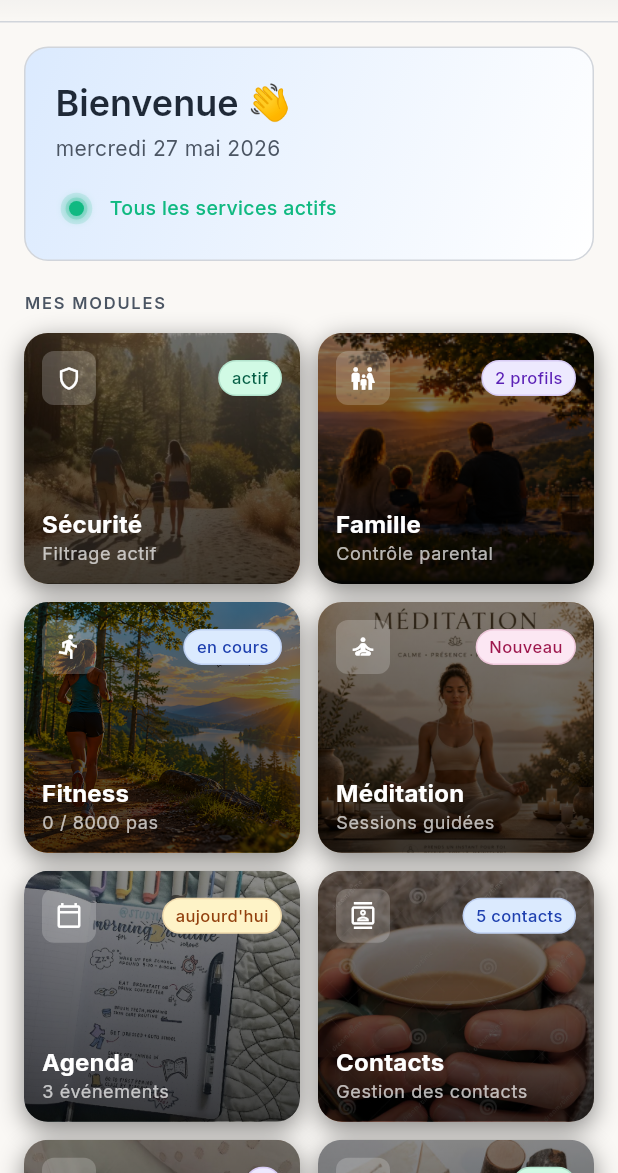
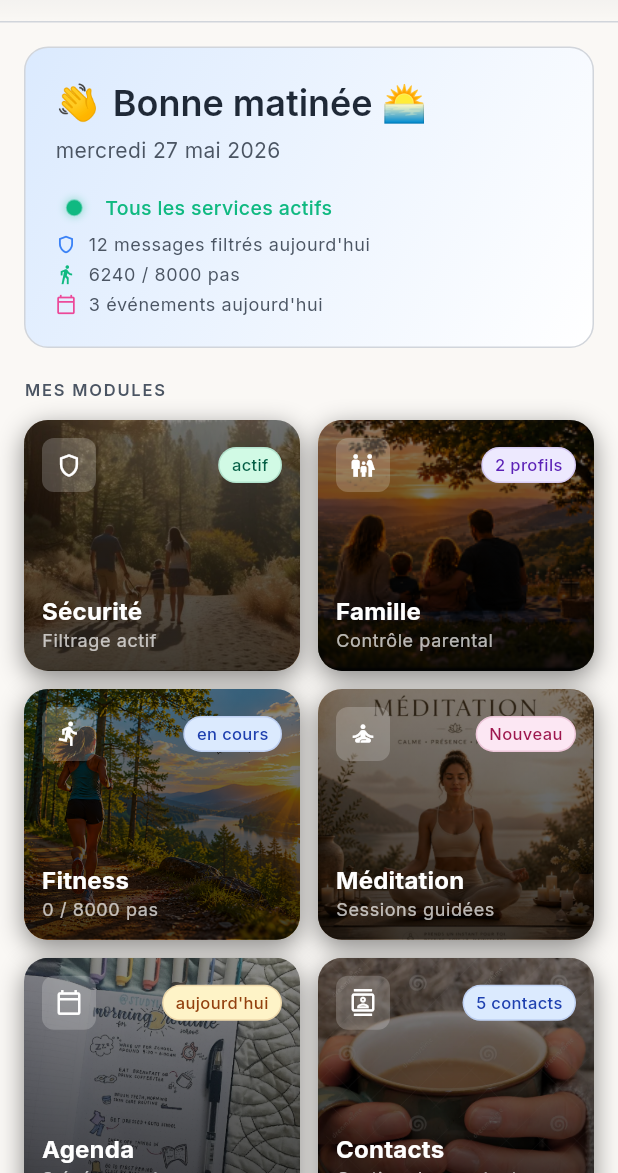
Before and after one commit to Beros0408/harmony, a Flutter app: the screen it shows after launch, after a tap on an icon or button, on a phone screen of 412 x 824 dp, the part 63-1236 px from its top. Run offline on Flutter 3.47's test engine with Material 3 defaults, Android fonts, the phone set to English and light mode, and no system bars; our stand-ins replace dio, equatable, fl_chart, flutter_bloc, flutter_contacts, flutter_local_notifications and 16 more; missing offline and left inert: googleapis, purchases_flutter; accounts and stored records are empty; generated files the repository leaves out were written again; network calls fail.

Commit message:
feat(dashboard): Welcome card dynamique + PulsingDot + WigglingEmoji (v2.2.5)
- _WelcomeBanner : salutation contextuelle 4 plages horaires (i18n x5)
- PulsingDot : animation respiration 4s, remplace HarmonyStatusDot
- WigglingEmoji : salut one-shot (addPostFrameCallback, zéro timer pending)
- 3 mini-stats mockées (filtrés / pas / événements) avec clés i18n paramétrées
- AdBanner : Theme.of(context) → defaultTargetPlatform (fix initState crash)
- HarmonyAppBar : canPop() → GoRouter.maybeOf() (safe hors routeur en tests)
- AuthBloc tests : MockTokenStorage injecté (élimine FlutterSecureStorage en test)
- MockFitnessRepository : requestActivityPermission() respecte permissionGranted
- navigation_test + navigation_back_test : _scrollTo avant tap (banner plus haute)
- messages_filter_screen_test : GlobalCupertinoLocalizations.delegate ajouté
320 tests verts, 80 issues analyze

Co-Authored-By: Claude Sonnet 4.6 <noreply@anthropic.com>

```diff
--- a/mobile/lib/features/dashboard/presentation/screens/dashboard_screen.dart
+++ b/mobile/lib/features/dashboard/presentation/screens/dashboard_screen.dart
@@ -8,7 +8,8 @@ import '../../../../core/router/route_names.dart';
 import '../../../../shared/widgets/harmony_app_bar.dart';
 import '../../../../shared/widgets/harmony_badge.dart';
 import '../../../../shared/widgets/harmony_card.dart';
-import '../../../../shared/widgets/harmony_status_dot.dart';
+import '../../../../shared/widgets/pulsing_dot.dart';
+import '../../../../shared/widgets/wiggling_emoji.dart';
 
 // Chemins des images Unsplash placées dans assets/images/
 class _Images {
@@ -169,6 +170,15 @@ class _WelcomeBanner extends StatelessWidget {
   const _WelcomeBanner({required this.date});
   final String date;
 
+  // Salutation contextuelle selon l'heure de la journée
+  String _greeting(AppLocalizations l10n) {
+    final hour = DateTime.now().hour;
+    if (hour >= 5 && hour < 12) return l10n.greetingMorning;
+    if (hour >= 12 && hour < 18) return l10n.greetingAfternoon;
+    if (hour >= 18 && hour < 22) return l10n.greetingEvening;
+    return l10n.greetingNight;
+  }
+
   @override
   Widget build(BuildContext context) {
     final l10n = AppLocalizations.of(context)!;
@@ -178,6 +188,29 @@ class _WelcomeBanner extends StatelessWidget {
     final gradientColors = isDark
         ? const [Color(0xFF1E2D45), Color(0xFF0F1729)]
         : [cs.primaryContainer, cs.surface];
+
+    // Mini-stat locale : helper interne pour éviter la répétition
+    Widget statRow(IconData icon, Color iconColor, String text) {
+      return Padding(
+        padding: const EdgeInsets.only(top: AppSpacing.xs),
+        child: Row(
+          children: [
+            Icon(icon, size: 14, color: iconColor),
+            const SizedBox(width: AppSpacing.sm),
+            Flexible(
+              child: Text(
+                text,
+                style: Theme.of(context).textTheme.bodySmall?.copyWith(
+                      color: cs.onSurfaceVariant,
+                    ),
+                maxLines: 1,
+                overflow: TextOverflow.ellipsis,
+              ),
+            ),
+          ],
+        ),
+      );
+    }
 
     return Container(
       padding: const EdgeInsets.all(AppSpacing.xl),
@@ -193,13 +226,27 @@ class _WelcomeBanner extends StatelessWidget {
       child: Column(
         crossAxisAlignment: CrossAxisAlignment.start,
         children: [
-          Text(l10n.dashboardWelcomeWave, style: Theme.of(context).textTheme.headlineSmall),
+          // Ligne salutation : emoji animé + texte contextuel
+          Row(
+            children: [
+              const WigglingEmoji(emoji: '👋', fontSize: 24),
+              const SizedBox(width: AppSpacing.sm),
+              Flexible(
+                child: Text(
+                  _greeting(l10n),
+                  style: Theme.of(context).textTheme.headlineSmall,
+                ),
+              ),
+            ],
+          ),
           const SizedBox(height: AppSpacing.xs),
           Text(date, style: Theme.of(context).textTheme.bodyMedium),
           const SizedBox(height: AppSpacing.lg),
+
+          // Pastille pulsante + statut global
           Row(
             children: [
-              const HarmonyStatusDot(status: HarmonyStatus.online, pulse: true),
+              const PulsingDot(),
               const SizedBox(width: AppSpacing.sm),
               Text(
                 l10n.dashboardAllServicesActive,
@@ -210,6 +257,23 @@ class _WelcomeBanner extends StatelessWidget {
                 ),
               ),
             ],
+          ),
+
+          // 3 mini-stats (données mockées — seront connectées aux cubits en v2.3)
+          statRow(
+            Icons.shield_outlined,
+            AppColors.accentBlue,
+            l10n.welcomeStatsFiltered(12),
+          ),
+          statRow(
+            Icons.directions_walk,
+            AppColors.accentGreen,
+            l10n.welcomeStatsSteps(6240, 8000),
+          ),
+          statRow(
+            Icons.calendar_today_outlined,
+            AppColors.accentRose,
+            l10n.welcomeStatsEvents(3),
           ),
         ],
       ),
--- a/mobile/lib/l10n/app_fr.arb
+++ b/mobile/lib/l10n/app_fr.arb
@@ -454,5 +454,26 @@
   "messageDetailTypeSignal": "Signal",
   "messageDetailTypeTelegram": "Telegram",
   "messageDetailMarkRead": "Marquer comme lu",
-  "messageDetailBlockContact": "Bloquer ce contact"
+  "messageDetailBlockContact": "Bloquer ce contact",
+
+  "greetingMorning": "Bonne matinée 🌅",
+  "greetingAfternoon": "Bonne après-midi ☀",
+  "greetingEvening": "Bonsoir 🌙",
+  "greetingNight": "Belle nuit 🌟",
+
+  "welcomeStatsFiltered": "{count} messages filtrés aujourd'hui",
+  "@welcomeStatsFiltered": {
+    "placeholders": {"count": {"type": "int"}}
+  },
+  "welcomeStatsSteps": "{current} / {goal} pas",
+  "@welcomeStatsSteps": {
+    "placeholders": {
+      "current": {"type": "int"},
+      "goal": {"type": "int"}
+    }
+  },
+  "welcomeStatsEvents": "{count} événements aujourd'hui",
+  "@welcomeStatsEvents": {
+    "placeholders": {"count": {"type": "int"}}
+  }
 }
--- a/mobile/lib/shared/widgets/ad_banner.dart
+++ b/mobile/lib/shared/widgets/ad_banner.dart
@@ -1,3 +1,4 @@
+import 'package:flutter/foundation.dart' show defaultTargetPlatform, TargetPlatform;
 import 'package:flutter/material.dart';
 import 'package:google_mobile_ads/google_mobile_ads.dart';
 
@@ -30,7 +31,7 @@ class _AdBannerState extends State<AdBanner> {
   }
 
   Future<void> _loadAd() async {
-    final adUnitId = Theme.of(context).platform == TargetPlatform.iOS
+    final adUnitId = defaultTargetPlatform == TargetPlatform.iOS
         ? _iosTestId
         : _androidTestId;
 
--- a/mobile/lib/shared/widgets/harmony_app_bar.dart
+++ b/mobile/lib/shared/widgets/harmony_app_bar.dart
@@ -27,9 +27,8 @@ class HarmonyAppBar extends StatelessWidget implements PreferredSizeWidget {
   @override
   Widget build(BuildContext context) {
     Widget? effectiveLeading = leading;
-    if (effectiveLeading == null &&
-        automaticallyImplyLeading &&
-        context.canPop()) {
+    final canPop = GoRouter.maybeOf(context)?.canPop() ?? false;
+    if (effectiveLeading == null && automaticallyImplyLeading && canPop) {
       final label = AppLocalizations.of(context)?.navBack ?? 'Retour';
       effectiveLeading = _BackButton(tooltip: label);
     }
--- /dev/null
+++ b/mobile/lib/shared/widgets/pulsing_dot.dart
@@ -0,0 +1,93 @@
+import 'package:flutter/material.dart';
+import '../../core/constants/app_colors.dart';
+
+/// Pastille animée avec effet "respiration" — halo qui s'élargit sur 4 secondes.
+/// Remplace HarmonyStatusDot dans les contextes où l'animation doit être plus douce.
+class PulsingDot extends StatefulWidget {
+  const PulsingDot({
+    super.key,
+    this.color = AppColors.accentGreen,
+    this.size = 10.0,
+  });
+
+  final Color color;
+  final double size;
+
+  @override
+  State<PulsingDot> createState() => _PulsingDotState();
+}
+
+class _PulsingDotState extends State<PulsingDot>
+    with SingleTickerProviderStateMixin {
+  late final AnimationController _ctrl;
+  late final Animation<double> _scale;
+  late final Animation<double> _opacity;
+
+  @override
+  void initState() {
+    super.initState();
+    _ctrl = AnimationController(
+      vsync: this,
+      duration: const Duration(seconds: 4),
+    )..repeat();
+
+    _scale = Tween<double>(begin: 1.0, end: 1.8).animate(
+      CurvedAnimation(parent: _ctrl, curve: Curves.easeInOut),
+    );
+    _opacity = Tween<double>(begin: 0.5, end: 0.0).animate(
+      CurvedAnimation(parent: _ctrl, curve: Curves.easeInOut),
+    );
+  }
+
+  @override
+  void dispose() {
+    _ctrl.dispose();
+    super.dispose();
+  }
+
+  @override
+  Widget build(BuildContext context) {
+    final s = widget.size;
+
+    return SizedBox(
+      width: s * 2.5,
+      height: s * 2.5,
+      child: Stack(
+        alignment: Alignment.center,
+        children: [
+          // Halo pulsant (fond)
+          AnimatedBuilder(
+            animation: _ctrl,
+            builder: (_, __) => Transform.scale(
+              scale: _scale.value,
+              child: Container(
+                width: s,
+                height: s,
+                decoration: BoxDecoration(
+                  color: widget.color.withValues(alpha: _opacity.value),
+                  shape: BoxShape.circle,
+                ),
+              ),
+            ),
+          ),
+          // Pastille centrale (fixe)
+          Container(
+            width: s,
+            height: s,
+            decoration: BoxDecoration(
+              color: widget.color,
+              shape: BoxShape.circle,
+              boxShadow: [
+                BoxShadow(
+                  color: widget.color.withValues(alpha: 0.4),
+                  blurRadius: 4,
+                  spreadRadius: 1,
+                ),
+              ],
+            ),
+          ),
+        ],
+      ),
+    );
+  }
+}
--- /dev/null
+++ b/mobile/lib/shared/widgets/wiggling_emoji.dart
@@ -0,0 +1,68 @@
+import 'package:flutter/material.dart';
+
+/// Emoji animé d'un salut unique au lancement (one-shot, pas de boucle).
+/// Utiliser pour le 👋 de bienvenue — s'anime une fois après [delay] puis reste immobile.
+class WigglingEmoji extends StatefulWidget {
+  const WigglingEmoji({
+    super.key,
+    required this.emoji,
+    this.fontSize = 28.0,
+  });
+
+  final String emoji;
+  final double fontSize;
+
+  @override
+  State<WigglingEmoji> createState() => _WigglingEmojiState();
+}
+
+class _WigglingEmojiState extends State<WigglingEmoji>
+    with SingleTickerProviderStateMixin {
+  late final AnimationController _ctrl;
+  late final Animation<double> _rotation;
+
+  @override
+  void initState() {
+    super.initState();
+    _ctrl = AnimationController(
+      vsync: this,
+      duration: const Duration(milliseconds: 800),
+    );
+
+    // Séquence : -15° → +15° → -10° → +5° → 0° (mouvement de salut naturel)
+    _rotation = TweenSequence<double>([
+      TweenSequenceItem(tween: Tween(begin: 0.0, end: -0.26), weight: 1),
+      TweenSequenceItem(tween: Tween(begin: -0.26, end: 0.26), weight: 2),
+      TweenSequenceItem(tween: Tween(begin: 0.26, end: -0.17), weight: 1),
+      TweenSequenceItem(tween: Tween(begin: -0.17, end: 0.09), weight: 1),
+      TweenSequenceItem(tween: Tween(begin: 0.09, end: 0.0), weight: 1),
+    ]).animate(CurvedAnimation(parent: _ctrl, curve: Curves.easeInOut));
+
+    // Lancer après le premier frame (évite les pending timers en test)
+    WidgetsBinding.instance.addPostFrameCallback((_) {
+      if (mounted) _ctrl.forward();
+    });
+  }
+
+  @override
+  void dispose() {
+    _ctrl.dispose();
+    super.dispose();
+  }
+
+  @override
+  Widget build(BuildContext context) {
+    return AnimatedBuilder(
+      animation: _rotation,
+      builder: (_, child) => Transform.rotate(
+        angle: _rotation.value,
+        alignment: const Alignment(0.0, 0.5),
+        child: child,
+      ),
+      child: Text(
+        widget.emoji,
+        style: TextStyle(fontSize: widget.fontSize),
+      ),
+    );
+  }
+}
```
Also changed, not shown: mobile/lib/features/fitness/data/repositories/mock_fitness_repository.dart (+2 -5 lines), mobile/lib/l10n/app_en.arb (+22 -1 lines), mobile/lib/l10n/app_es.arb (+22 -1 lines), mobile/lib/l10n/app_it.arb (+22 -1 lines), mobile/lib/l10n/app_pt.arb (+22 -1 lines), 4 other files.
